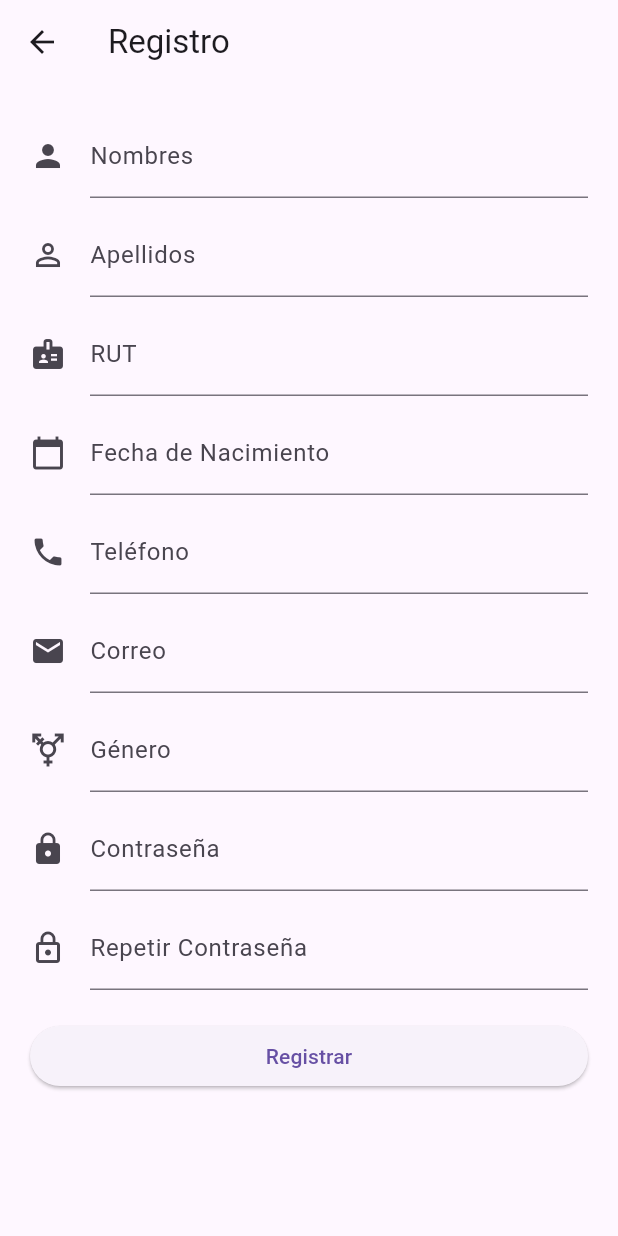
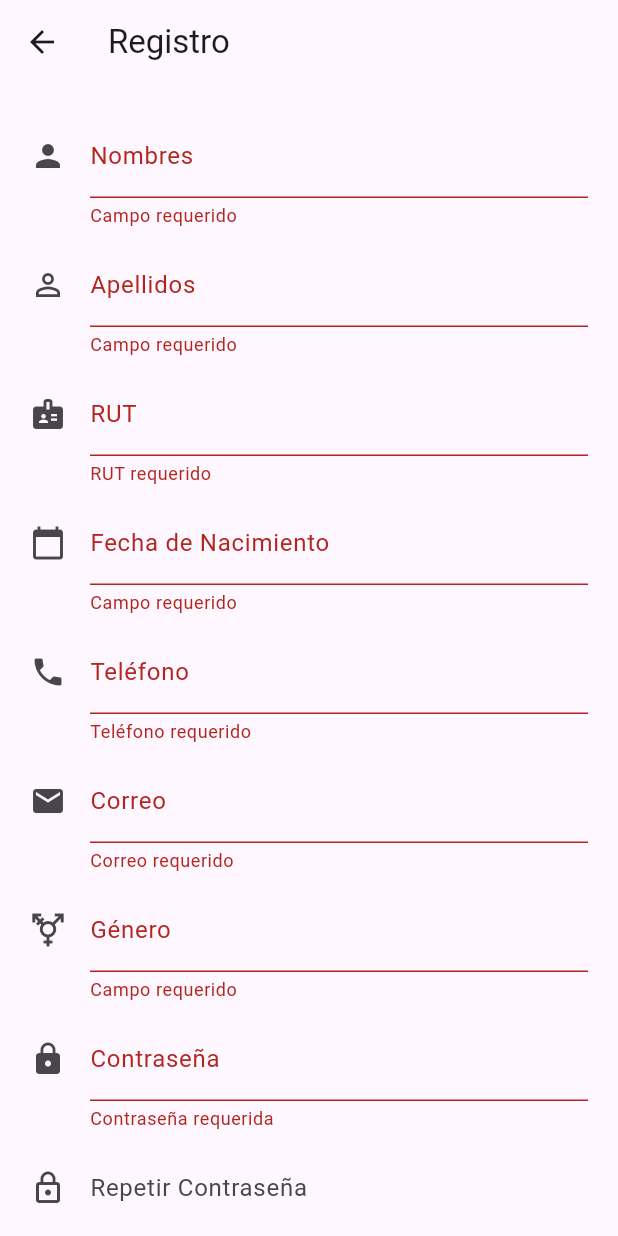
Before and after one commit to fabianpaillacan/EasyPetMovil, a Flutter app: the RegisterScreen screen opened directly, after a tap on "Registrar", on a phone screen of 412 x 824 dp. Run offline on Flutter 3.47's test engine with Material 3 defaults, Android fonts, the phone set to English and light mode, and no system bars; our stand-ins replace cloud_firestore, firebase_auth, firebase_core; accounts and stored records are empty.

Commit message:
Enhance user registration flow by adding email validation, improving form handling, and updating response status checks

```diff
--- a/lib/features/auth/controllers/register_controller.dart
+++ b/lib/features/auth/controllers/register_controller.dart
@@ -29,7 +29,7 @@ class RegisterController {
         }),
       );
 
-      if (response.statusCode == 200) {
+      if (response.statusCode == 200 || response.statusCode == 201) {
         final data = jsonDecode(response.body);
         return data['message'] ?? 'Registro exitoso';
       } else {
--- a/lib/features/auth/screens/register_screen.dart
+++ b/lib/features/auth/screens/register_screen.dart
@@ -1,5 +1,7 @@
 import 'package:flutter/material.dart';
-import 'package:easypet/features/auth/controllers/register_controller.dart'; //aca se referencia el archivo que esta en controller y pueda acceder a la funcion registerUser
+import 'package:easypet/features/auth/screens/login_screen.dart';
+import 'package:easypet/features/auth/controllers/register_controller.dart';
+import 'package:firebase_auth/firebase_auth.dart'; // <- para validar si el correo ya existe
 
 class RegisterScreen extends StatefulWidget {
   const RegisterScreen({super.key});
@@ -9,6 +11,8 @@ class RegisterScreen extends StatefulWidget {
 }
 
 class _RegisterScreenState extends State<RegisterScreen> {
+  final _formKey = GlobalKey<FormState>();
+
   final TextEditingController firstNameController = TextEditingController();
   final TextEditingController lastNameController = TextEditingController();
   final TextEditingController rutController = TextEditingController();
@@ -17,36 +21,62 @@ class _RegisterScreenState extends State<RegisterScreen> {
   final TextEditingController emailController = TextEditingController();
   final TextEditingController genderController = TextEditingController();
   final TextEditingController passwordController = TextEditingController();
-  final TextEditingController confirmPasswordController =
-      TextEditingController();
+  final TextEditingController confirmPasswordController = TextEditingController();
 
-  String? result;
+  Future<void> registerUser() async {
+    if (!_formKey.currentState!.validate()) return;
 
-  void registerUser() async {
-    final firstName = firstNameController.text;
-    final lastName = lastNameController.text;
-    final rut = rutController.text;
-    final birthDate = birthDateController.text;
-    final phone = phoneController.text;
-    final email = emailController.text;
-    final gender = genderController.text;
-    final password = passwordController.text;
+    final email = emailController.text.trim();
 
+    try {
+      // Validar si el correo ya está registrado en Firebase Auth
+      final methods = await FirebaseAuth.instance.fetchSignInMethodsForEmail(email);
+      if (methods.isNotEmpty) {
+        ScaffoldMessenger.of(context).showSnackBar(
+          const SnackBar(
+            content: Text("El correo ya está registrado"),
+            backgroundColor: Colors.red,
+          ),
+        );
+        return;
+      }
+    } catch (e) {
+      ScaffoldMessenger.of(context).showSnackBar(
+        SnackBar(
+          content: Text("Error al verificar el correo: $e"),
+          backgroundColor: Colors.red,
+        ),
+      );
+      return;
+    }
+
+    // Llamar al backend para registrar el usuario
     final response = await RegisterController.registerUser(
-      //aca llama a la funcion que esta en register_controller.dart y le envia los datos
-      firstName: firstName,
-      lastName: lastName,
-      rut: rut,
-      birthDate: birthDate,
-      phone: phone,
+      firstName: firstNameController.text.trim(),
+      lastName: lastNameController.text.trim(),
+      rut: rutController.text.trim(),
+      birthDate: birthDateController.text.trim(),
+      phone: phoneController.text.trim(),
       email: email,
-      gender: gender,
-      password: password,
+      gender: genderController.text.trim(),
+      password: passwordController.text,
     );
 
-    setState(() {
-      result = response;
-    });
+    if (!mounted) return;
+    ScaffoldMessenger.of(context).showSnackBar(
+      SnackBar(
+        content: Text(response),
+        backgroundColor: response.contains("correctamente") ? Colors.green : Colors.red,
+        duration: const Duration(seconds: 2),
+      ),
+    );
+
+    if (response.contains('correctamente')) {
+      Navigator.pushReplacement(
+        context,
+        MaterialPageRoute(builder: (context) => const LoginScreen()),
+      );
+    }
   }
 
   @override
@@ -56,46 +86,70 @@ class _RegisterScreenState extends State<RegisterScreen> {
       body: Container(
         padding: const EdgeInsets.all(20.0),
         child: Form(
+          key: _formKey,
           child: ListView(
             children: [
               TextFormField(
                 controller: firstNameController,
-                keyboardType: TextInputType.text,
                 decoration: const InputDecoration(
                   labelText: 'Nombres',
                   hintText: 'User Name',
                   icon: Icon(Icons.person),
                 ),
+                validator: (value) => value == null || value.isEmpty ? 'Campo requerido' : null,
               ),
               const SizedBox(height: 10),
               TextFormField(
                 controller: lastNameController,
-                keyboardType: TextInputType.text,
                 decoration: const InputDecoration(
                   labelText: 'Apellidos',
                   hintText: 'Last Name',
                   icon: Icon(Icons.person_outline),
                 ),
+                validator: (value) => value == null || value.isEmpty ? 'Campo requerido' : null,
               ),
               const SizedBox(height: 10),
               TextFormField(
                 controller: rutController,
-                keyboardType: TextInputType.text,
                 decoration: const InputDecoration(
                   labelText: 'RUT',
                   hintText: 'RUT',
                   icon: Icon(Icons.badge),
                 ),
+                validator: (value) {
+                  if (value == null || value.isEmpty) return 'RUT requerido';
+                  if (value.length > 10) return 'Máximo 10 caracteres';
+                  return null;
+                },
               ),
               const SizedBox(height: 10),
-              TextFormField(
+           TextFormField(
                 controller: birthDateController,
-                keyboardType: TextInputType.datetime,
+                readOnly: true, // <- Importante: el usuario no escribe directamente
                 decoration: const InputDecoration(
                   labelText: 'Fecha de Nacimiento',
                   hintText: 'Birth Date',
                   icon: Icon(Icons.calendar_today),
                 ),
+                onTap: () async {
+                  FocusScope.of(context).requestFocus(FocusNode()); // Oculta teclado
+
+                  DateTime? pickedDate = await showDatePicker(
+                    context: context,
+                    initialDate: DateTime(2000), // Fecha inicial sugerida
+                    firstDate: DateTime(1900),   // Límite inferior
+                    lastDate: DateTime.now(),    // Límite superior
+                    locale: const Locale('es', ''), // Opcional: calendario en español
+                  );
+
+                  if (pickedDate != null) {
+                    String formattedDate = "${pickedDate.year}-${pickedDate.month.toString().padLeft(2, '0')}-${pickedDate.day.toString().padLeft(2, '0')}";
+                    setState(() {
+                      birthDateController.text = formattedDate;
+                    });
+                  }
+                },
+                validator: (value) => value == null || value.isEmpty ? 'Campo requerido' : null,
               ),
               const SizedBox(height: 10),
               TextFormField(
@@ -106,6 +160,12 @@ class _RegisterScreenState extends State<RegisterScreen> {
                   hintText: 'Phone Number',
                   icon: Icon(Icons.phone),
                 ),
+                validator: (value) {
+                  if (value == null || value.isEmpty) return 'Teléfono requerido';
+                  if (!RegExp(r'^[0-9]+$').hasMatch(value)) return 'Sólo números';
+                  if (value.length != 9) return 'Debe tener 9 dígitos';
+                  return null;
+                },
               ),
               const SizedBox(height: 10),
               TextFormField(
@@ -116,16 +176,21 @@ class _RegisterScreenState extends State<RegisterScreen> {
                   hintText: 'Email',
                   icon: Icon(Icons.email),
                 ),
+                validator: (value) {
+                  if (value == null || value.isEmpty) return 'Correo requerido';
+                  if (!value.contains('@')) return 'Correo inválido';
+                  return null;
+                },
               ),
               const SizedBox(height: 10),
               TextFormField(
                 controller: genderController,
-                keyboardType: TextInputType.text,
                 decoration: const InputDecoration(
                   labelText: 'Género',
                   hintText: 'Gender',
                   icon: Icon(Icons.transgender),
                 ),
+                validator: (value) => value == null || value.isEmpty ? 'Campo requerido' : null,
               ),
               const SizedBox(height: 10),
               TextFormField(
@@ -136,6 +201,11 @@ class _RegisterScreenState extends State<RegisterScreen> {
                   hintText: 'Password',
                   icon: Icon(Icons.lock),
                 ),
+                validator: (value) {
+                  if (value == null || value.isEmpty) return 'Contraseña requerida';
+                  if (value.length < 6) return 'Mínimo 6 caracteres';
+                  return null;
+                },
               ),
               const SizedBox(height: 10),
               TextFormField(
@@ -146,6 +216,10 @@ class _RegisterScreenState extends State<RegisterScreen> {
                   hintText: 'Confirm Password',
                   icon: Icon(Icons.lock_outline),
                 ),
+                validator: (value) {
+                  if (value != passwordController.text) return 'Las contraseñas no coinciden';
+                  return null;
+                },
               ),
               const SizedBox(height: 20),
               ElevatedButton(
--- a/lib/main.dart
+++ b/lib/main.dart
@@ -1,9 +1,35 @@
 import 'package:easypet/features/auth/screens/login_screen.dart';
 import 'package:flutter/material.dart';
 import 'package:firebase_core/firebase_core.dart';
+import 'package:flutter_localizations/flutter_localizations.dart'; // <-- ¡Importante!
 
 void main() async {
   WidgetsFlutterBinding.ensureInitialized();
   await Firebase.initializeApp();
-  runApp(MaterialApp(home: LoginScreen()));
+  runApp(const MyApp());
 }
+
+class MyApp extends StatelessWidget {
+  const MyApp({super.key});
+
+  @override
+  Widget build(BuildContext context) {
+    return MaterialApp(
+      title: 'EasyPet',
+      debugShowCheckedModeBanner: false,
+      theme: ThemeData(
+        primarySwatch: Colors.blue,
+      ),
+      localizationsDelegates: const [
+        GlobalMaterialLocalizations.delegate,
+        GlobalWidgetsLocalizations.delegate,
+        GlobalCupertinoLocalizations.delegate,
+      ],
+      supportedLocales: const [
+        Locale('es', ''), // Español
+        Locale('en', ''), // Inglés
+      ],
+      home: const LoginScreen(),
+    );
+  }
+}
--- a/pubspec.yaml
+++ b/pubspec.yaml
@@ -30,15 +30,15 @@ environment:
 dependencies:
   flutter:
     sdk: flutter
-
-  # The following adds the Cupertino Icons font to your application.
-  # Use with the CupertinoIcons class for iOS style icons.
   cupertino_icons: ^1.0.8
   cloud_firestore: ^5.6.6
   firebase_core: ^3.13.0
   firebase_storage: ^12.4.5
   http: 1.3.0
   firebase_auth: ^5.5.2
+  flutter_localizations:
+    sdk: flutter
+
 dev_dependencies:
   flutter_test:
     sdk: flutter
```
Also changed, not shown: pubspec.lock.
